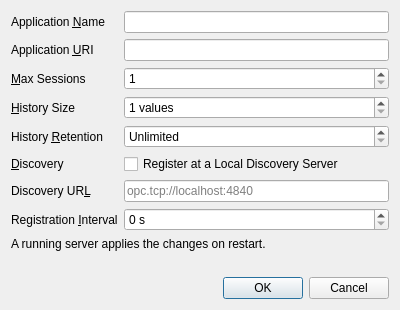
Above: src/ui/dialogs/serversettingsdialog.ui from sanny32/OpenUaSim before the change. Below: the same form after it.
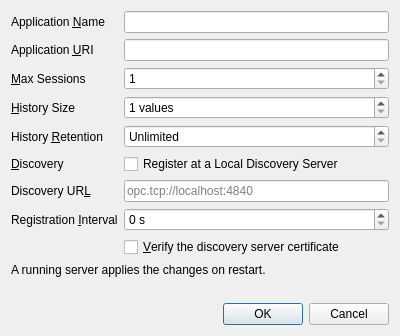
That is the form after the change. Custom widgets are drawn as their Qt base class.

Commit message:
Check the discovery server certificate on its own setting
The discovery server certificate is checked only when "Verify the discovery
server certificate" is on in Server Settings, against the trusted folder and
independently of "Trusted clients only". A rejected one lands in the rejected
folder and the log explains how to trust it. Messages of the internal
registration client are tagged in the log.

The edit to the form file:
```diff
--- a/src/ui/dialogs/serversettingsdialog.ui
+++ b/src/ui/dialogs/serversettingsdialog.ui
@@ -163,6 +163,16 @@
        </property>
       </widget>
      </item>
+     <item row="8" column="1">
+      <widget class="QCheckBox" name="discoveryVerifyCheck">
+       <property name="toolTip">
+        <string>Register only at a discovery server whose certificate is trusted on the Certificates page; an unknown one is moved to the rejected folder</string>
+       </property>
+       <property name="text">
+        <string>&amp;Verify the discovery server certificate</string>
+       </property>
+      </widget>
+     </item>
     </layout>
    </item>
    <item>
```
The commit also changes 14 other files.
